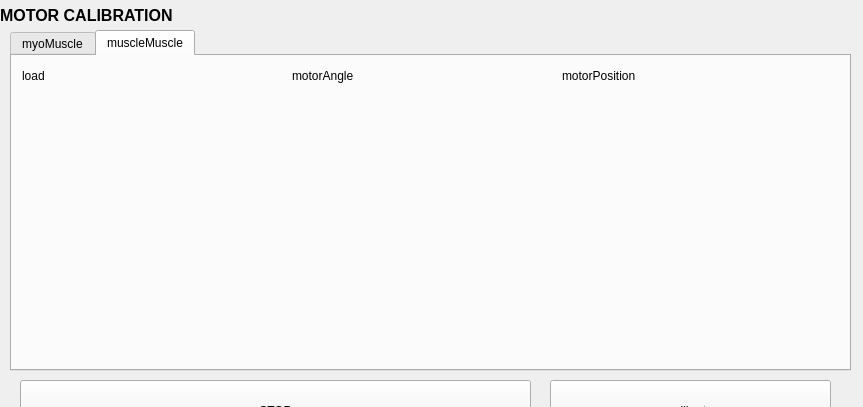
Qt form roboy_motor_calibration/src/roboy_motor_calibration.ui (stes/roboy_rqt_plugins) before a commit; both pictures show x 0 to 863 and y 0 to 407 of the 863 by 778 pixel window.
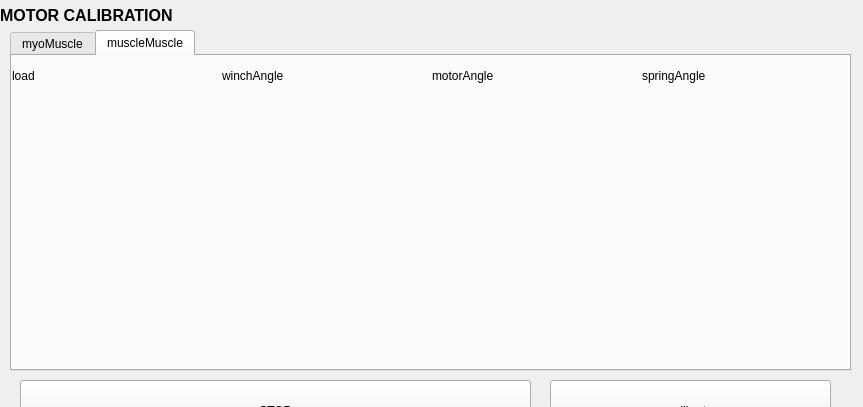
The same form after that commit. Custom widgets are drawn as their Qt base class.

Commit message: with draft for myoBrick calibration

Diff of the .ui file:
```diff
--- a/roboy_motor_calibration/src/roboy_motor_calibration.ui
+++ b/roboy_motor_calibration/src/roboy_motor_calibration.ui
@@ -124,35 +124,35 @@
     <attribute name="title">
      <string>muscleMuscle</string>
     </attribute>
-    <widget class="QCustomPlot" name="motorPosition" native="true">
-     <property name="geometry">
-      <rect>
-       <x>550</x>
-       <y>10</y>
-       <width>271</width>
-       <height>281</height>
-      </rect>
-     </property>
-     <widget class="QLabel" name="label_15">
-      <property name="geometry">
-       <rect>
-        <x>0</x>
-        <y>0</y>
-        <width>111</width>
-        <height>20</height>
-       </rect>
-      </property>
-      <property name="text">
-       <string>motorPosition</string>
-      </property>
-     </widget>
-    </widget>
     <widget class="QCustomPlot" name="motorAngle" native="true">
      <property name="geometry">
       <rect>
-       <x>280</x>
+       <x>420</x>
        <y>10</y>
-       <width>271</width>
+       <width>211</width>
+       <height>281</height>
+      </rect>
+     </property>
+     <widget class="QLabel" name="label_15">
+      <property name="geometry">
+       <rect>
+        <x>0</x>
+        <y>0</y>
+        <width>111</width>
+        <height>20</height>
+       </rect>
+      </property>
+      <property name="text">
+       <string>motorAngle</string>
+      </property>
+     </widget>
+    </widget>
+    <widget class="QCustomPlot" name="winchAngle" native="true">
+     <property name="geometry">
+      <rect>
+       <x>210</x>
+       <y>10</y>
+       <width>211</width>
        <height>281</height>
       </rect>
      </property>
@@ -166,16 +166,16 @@
        </rect>
       </property>
       <property name="text">
-       <string>motorAngle</string>
+       <string>winchAngle</string>
       </property>
      </widget>
     </widget>
     <widget class="QCustomPlot" name="load_2" native="true">
      <property name="geometry">
       <rect>
-       <x>10</x>
+       <x>0</x>
        <y>10</y>
-       <width>271</width>
+       <width>211</width>
        <height>281</height>
       </rect>
      </property>
@@ -193,6 +193,29 @@
       </property>
      </widget>
     </widget>
+    <widget class="QCustomPlot" name="springAngle" native="true">
+     <property name="geometry">
+      <rect>
+       <x>630</x>
+       <y>10</y>
+       <width>211</width>
+       <height>281</height>
+      </rect>
+     </property>
+     <widget class="QLabel" name="label_18">
+      <property name="geometry">
+       <rect>
+        <x>0</x>
+        <y>0</y>
+        <width>111</width>
+        <height>20</height>
+       </rect>
+      </property>
+      <property name="text">
+       <string>springAngle</string>
+      </property>
+     </widget>
+    </widget>
    </widget>
   </widget>
   <widget class="QLineEdit" name="displacement_max">
```
Left out of the diff: 21 changed lines with no effect on the pictures. The commit also changes 2 other files.
